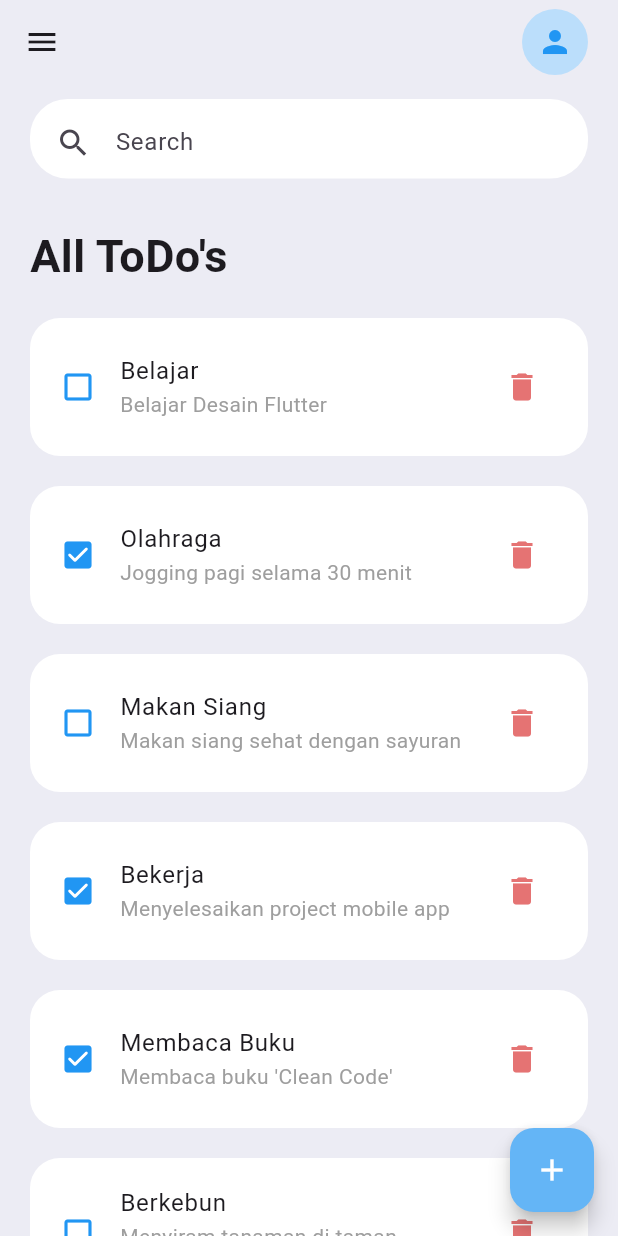
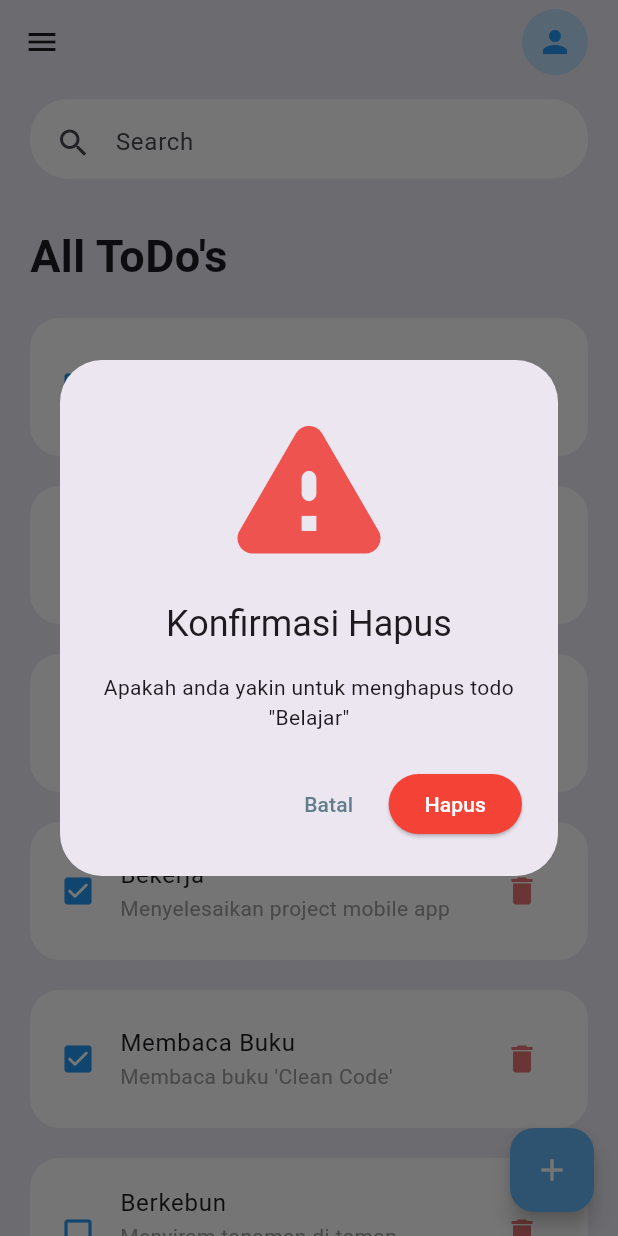
Before and after one commit to Khip01/wri_todo_app, a Flutter app: the HomeScreen screen opened directly, after a tap on the "delete" icon, on a phone screen of 412 x 824 dp. Run offline on Flutter 3.47's test engine with Material 3 defaults, Android fonts, the phone set to English and light mode, and no system bars.

Commit message:
feat: #4 app functionality - #0
Menu:
#4 app functionality

Section:
#0-section-app-functionality-crud

Sub-bab:
### 🗑️ Delete Todo

```diff
--- a/lib/screens/home_screen.dart
+++ b/lib/screens/home_screen.dart
@@ -52,13 +52,75 @@ class _HomeScreenState extends State<HomeScreen> {
   final TextEditingController titleController = TextEditingController();
   final TextEditingController descriptionController = TextEditingController();
 
+  // Fungsi: aksi untuk menghapus todo dari list
+  // Tambahkan parameter ToDo untuk mengambil informasi todo yang ingin dihapus
+  // ↓ ↓ ↓ ↓ ↓ ↓
+  void hapusTodo(Todo todo){
+    showDialog(
+      context: context,
+      builder: (context) {
+        return AlertDialog(
+          // Judul dialog
+          // ↓ ↓ ↓ ↓ ↓ ↓
+          title: const Text("Konfirmasi Hapus"),
+          icon: Icon(
+            Icons.warning_rounded,
+            color: Colors.red[400],
+            size: 120,
+          ),
+          // Deskripsi dialog dengan nama Todo
+          // ↓ ↓ ↓ ↓ ↓ ↓
+          content: Text(
+            "Apakah anda yakin untuk menghapus todo \"${todo.judul}\" ",
+            textAlign: TextAlign.center,
+          ),
+          actions: [
+            TextButton(
+              // action jika tombol batal ditekan
+              onPressed: () {
+                // Tutup dialog tanpa menghapus
+                // ↓ ↓ ↓ ↓ ↓ ↓
+                Navigator.pop(context);
+              },
+              child: const Text(
+                "Batal",
+                style: TextStyle(color: Colors.blueGrey),
+              ),
+            ),
+            ElevatedButton(
+              // action jika tombol konfirmasi hapus ditekan
+              onPressed: () {
+                // Hapus Todo dari list
+                // ↓ ↓ ↓ ↓ ↓ ↓
+                setState(() {
+                  todoList.remove(todo);
+                });
+                // Tutup dialog
+                Navigator.pop(context);
+              },
+              style: ElevatedButton.styleFrom(
+                backgroundColor: Colors.red,
+              ),
+              child: const Text(
+                "Hapus",
+                style: TextStyle(color: Colors.white),
+              ),
+            ),
+          ],
+        );
+      },
+    );
+  }
+
+  // Fungsi: aksi untuk menambahkan todo baru
+  // ↓ ↓ ↓ ↓ ↓ ↓
   void tambahTodo(Todo todo) {
     setState(() {
       todoList.add(todo);
     });
   }
 
-  // Fungsi: aksi untuk memperbarui todo dari list
+  // Fungsi: aksi untuk memperbarui salah satu todo dari list
   // ↓ ↓ ↓ ↓ ↓ ↓
   void perbaruiTodo(Todo currentTodo, Todo updatedTodo) {
     int indexTodo = todoList.indexOf(currentTodo);
@@ -125,7 +187,9 @@ class _HomeScreenState extends State<HomeScreen> {
           ),
           trailing: IconButton(
             onPressed: () {
-              // perintah hapus
+              // Panggil fungsi hapus dengan parameter Todo
+              // ↓ ↓ ↓ ↓ ↓ ↓
+              hapusTodo(todoList[todoIndex]);
             },
             icon: Icon(
               Icons.delete,
```
